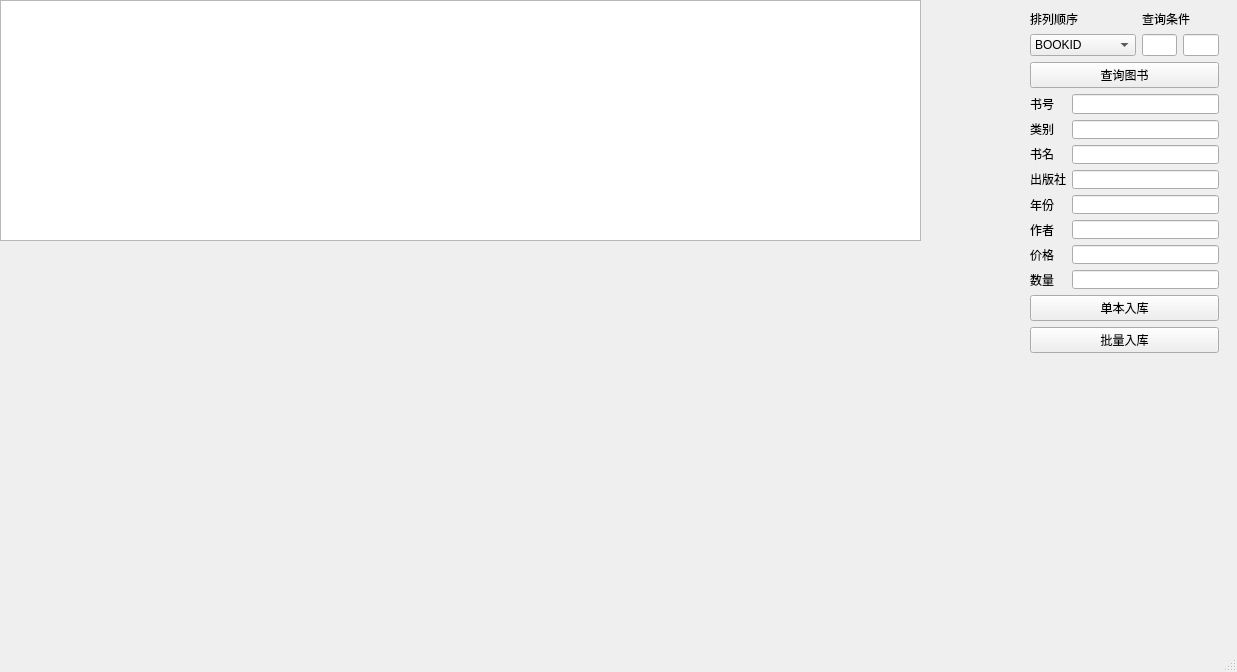
Chan-ZJU/Library-Managing-System, file manager.ui: the form before one commit.
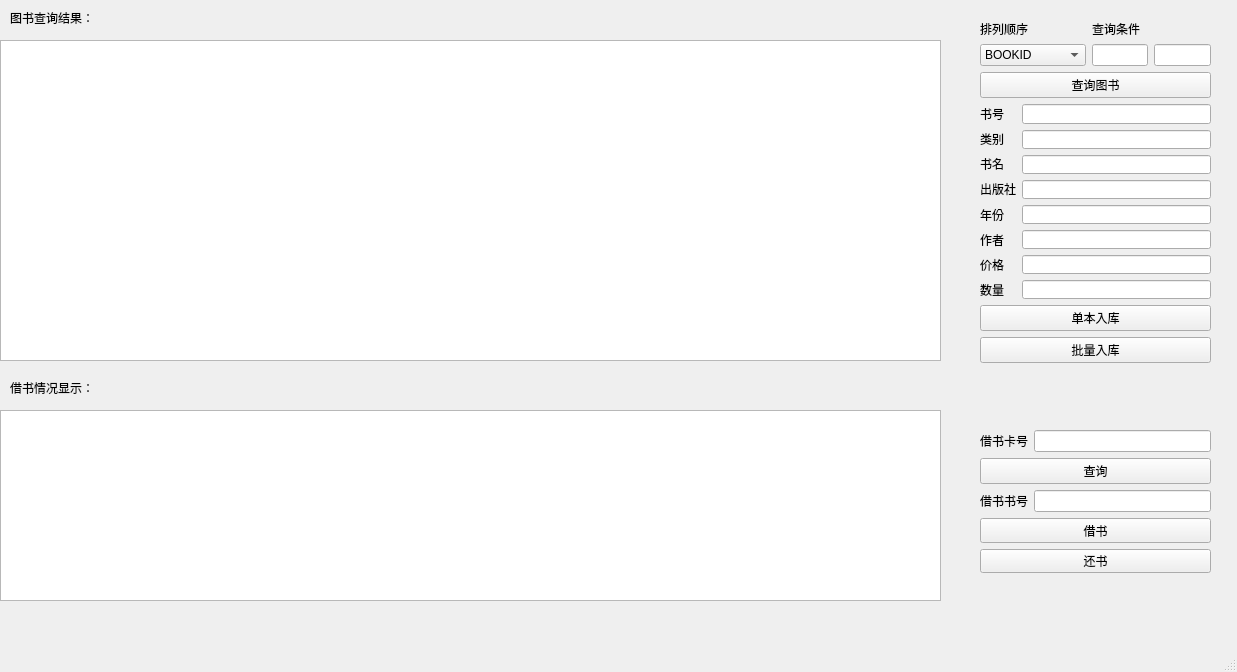
The form after the commit.

Commit message: +有库存借书

```diff
--- a/manager.ui
+++ b/manager.ui
@@ -18,18 +18,18 @@
     <property name="geometry">
      <rect>
       <x>0</x>
-      <y>0</y>
-      <width>921</width>
-      <height>241</height>
+      <y>40</y>
+      <width>941</width>
+      <height>321</height>
      </rect>
     </property>
    </widget>
    <widget class="QWidget" name="">
     <property name="geometry">
      <rect>
-      <x>1030</x>
-      <y>10</y>
-      <width>189</width>
+      <x>980</x>
+      <y>20</y>
+      <width>231</width>
       <height>343</height>
      </rect>
     </property>
@@ -226,6 +226,111 @@
      </item>
     </layout>
    </widget>
+   <widget class="QLabel" name="label_3">
+    <property name="geometry">
+     <rect>
+      <x>10</x>
+      <y>10</y>
+      <width>91</width>
+      <height>16</height>
+     </rect>
+    </property>
+    <property name="text">
+     <string>图书查询结果：</string>
+    </property>
+   </widget>
+   <widget class="QLabel" name="label_14">
+    <property name="geometry">
+     <rect>
+      <x>10</x>
+      <y>380</y>
+      <width>81</width>
+      <height>16</height>
+     </rect>
+    </property>
+    <property name="text">
+     <string>借书情况显示：</string>
+    </property>
+   </widget>
+   <widget class="QTableView" name="Borrow">
+    <property name="geometry">
+     <rect>
+      <x>0</x>
+      <y>410</y>
+      <width>941</width>
+      <height>191</height>
+     </rect>
+    </property>
+   </widget>
+   <widget class="QWidget" name="">
+    <property name="geometry">
+     <rect>
+      <x>980</x>
+      <y>430</y>
+      <width>231</width>
+      <height>143</height>
+     </rect>
+    </property>
+    <layout class="QVBoxLayout" name="verticalLayout_7">
+     <item>
+      <layout class="QHBoxLayout" name="horizontalLayout_4">
+       <item>
+        <widget class="QLabel" name="label_12">
+         <property name="text">
+          <string>借书卡号</string>
+         </property>
+        </widget>
+       </item>
+       <item>
+        <widget class="QLineEdit" name="LineCardID"/>
+       </item>
+      </layout>
+     </item>
+     <item>
+      <widget class="QPushButton" name="QueryCardID">
+       <property name="text">
+        <string>查询</string>
+       </property>
+      </widget>
+     </item>
+     <item>
+      <layout class="QHBoxLayout" name="horizontalLayout_3">
+       <item>
+        <widget class="QLabel" name="label_13">
+         <property name="text">
+          <string>借书书号</string>
+         </property>
+        </widget>
+       </item>
+       <item>
+        <widget class="QLineEdit" name="LineBookID"/>
+       </item>
+      </layout>
+     </item>
+     <item>
+      <layout class="QVBoxLayout" name="verticalLayout_5">
+       <item>
+        <widget class="QPushButton" name="BorrowBook">
+         <property name="text">
+          <string>借书</string>
+         </property>
+        </widget>
+       </item>
+       <item>
+        <layout class="QVBoxLayout" name="verticalLayout_6">
+         <item>
+          <widget class="QPushButton" name="ReturnBook">
+           <property name="text">
+            <string>还书</string>
+           </property>
+          </widget>
+         </item>
+        </layout>
+       </item>
+      </layout>
+     </item>
+    </layout>
+   </widget>
   </widget>
   <widget class="QMenuBar" name="menubar">
    <property name="geometry">
```
The commit also changes 3 other files.
